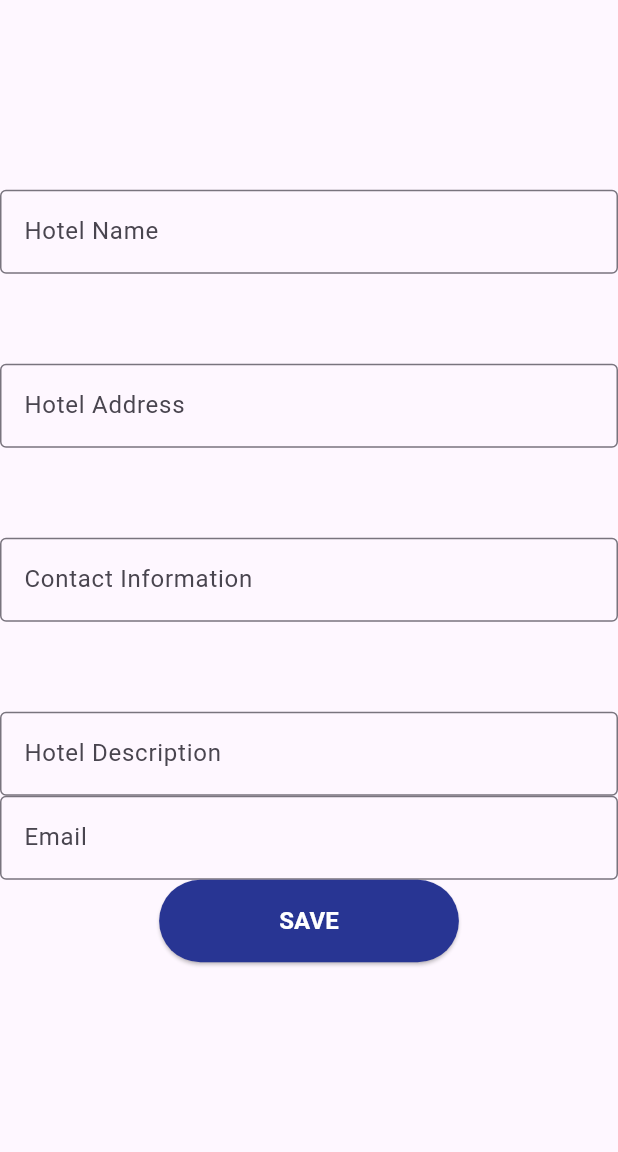
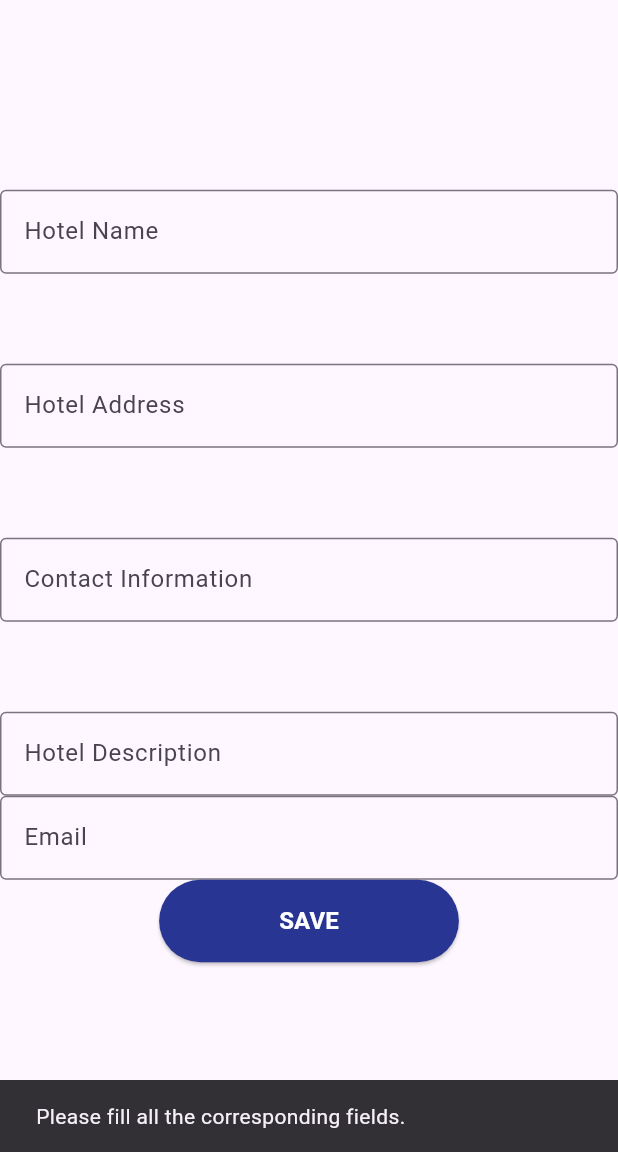
Before and after one commit to Sweet-Solutions/sweet-manager-mobile-app, a Flutter app: the HotelRegistration screen opened directly, after a tap on "SAVE", on a phone screen of 412 x 824 dp, the part 84-1236 px from its top. Run offline on Flutter 3.47's test engine with Material 3 defaults, Android fonts, the phone set to English and light mode, and no system bars; our stand-ins replace firebase_core, firebase_storage, flutter_secure_storage, image_picker, jwt_decoder; accounts and stored records are empty.

Commit message:
feat(iam): implemented consumer for hotel service.

```diff
--- a/lib/Commerce/views/hotel_registration.dart
+++ b/lib/Commerce/views/hotel_registration.dart
@@ -1,9 +1,9 @@
-
-
 import 'package:flutter/material.dart';
 import 'package:flutter_secure_storage/flutter_secure_storage.dart';
 import 'package:jwt_decoder/jwt_decoder.dart';
-import 'package:sweetmanager/Commerce/services/commerce_service.dart';
+import 'package:sweetmanager/Profiles/Views/hotelView.dart';
+import 'package:sweetmanager/Profiles/hotel/models/hotel.dart';
+import 'package:sweetmanager/Profiles/hotel/services/hotel_service.dart';
 import 'package:sweetmanager/Shared/widgets/base_layout.dart';
 
 class HotelRegistration extends StatefulWidget {
@@ -19,7 +19,7 @@ class _HotelRegistrationState extends State<HotelRegistration> {
 
   final storage = const FlutterSecureStorage();
 
-  final _commerceService = CommerceService();
+  final _hotelService = HotelService();
 
   // Declare all variables
 
@@ -33,7 +33,6 @@ class _HotelRegistrationState extends State<HotelRegistration> {
 
   final TextEditingController _emailController = TextEditingController();
 
-
   Future<String?> _getIdentity() async
   {
     // Retrieve token from local storage
@@ -44,9 +43,8 @@ class _HotelRegistrationState extends State<HotelRegistration> {
 
     // Get Role in Claims token
 
-    return decodedToken['http://schemas.microsoft.com/ws/2008/06/identity/claims/Sid']?.toString();
+    return decodedToken['http://schemas.xmlsoap.org/ws/2005/05/identity/claims/sid']?.toString();
   }
-
 
   @override
   void initState() {
@@ -151,7 +149,31 @@ class _HotelRegistrationState extends State<HotelRegistration> {
                       print('${_hotelDescriptionController.text}');
                       print('${_emailController.text}');
 
+                      if(_hotelNameController.text.isEmpty || _hotelAddressController.text.isEmpty || _contactController.text.isEmpty ||
+                          _hotelDescriptionController.text.isEmpty || _emailController.text.isEmpty)
+                          {
+                            ScaffoldMessenger.of(context).showSnackBar(
+                                  const SnackBar(content: Text('Please fill all the corresponding fields.'))
+                                );
+                            return;
+                          }
 
+                      var hotel = Hotel(name: _hotelNameController.text, address: _hotelAddressController.text, phoneNumber: _contactController.text,
+                          email: _emailController.text, description: _hotelDescriptionController.text, ownerId: int.parse(identity));
+
+                      var validation = await _hotelService.registerHotel(hotel);
+
+                      if(validation != null)
+                      {
+                        Navigator.push(context, MaterialPageRoute(builder: (context) => HotelDetailScreen()));
+                      }
+                      else
+                      {
+                        ScaffoldMessenger.of(context).showSnackBar(
+                                  const SnackBar(content: Text('Couldnt create hotel'))
+                                );
+                        return;
+                      }
                     },
                     style: ElevatedButton.styleFrom(
                       backgroundColor: Colors.indigo[800],
```
